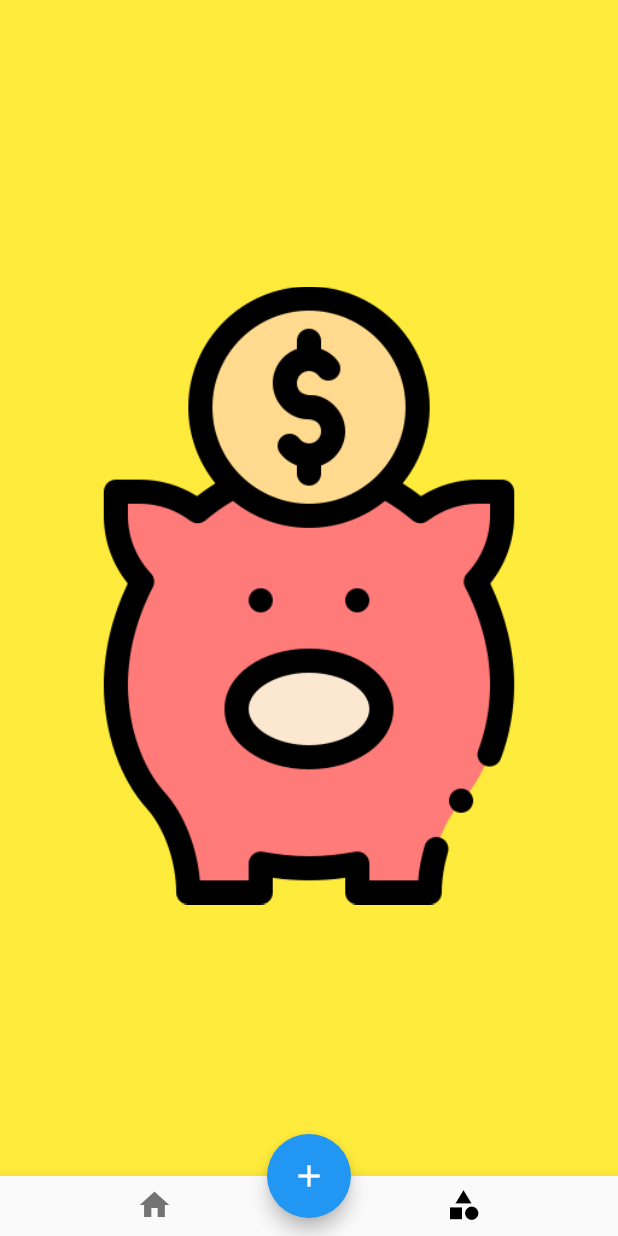
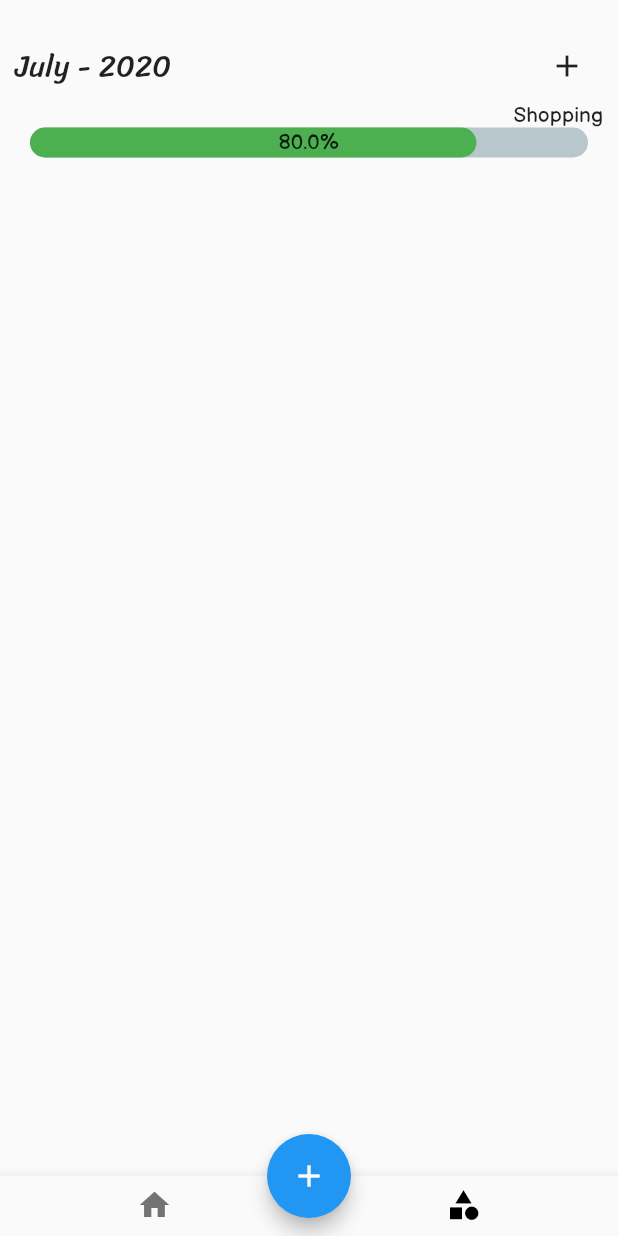
Before and after one commit to joenguyen0109/Flutter-Project, a Flutter app: the screen it shows after launch, item 2 of the bottom bar chosen, on a phone screen of 412 x 824 dp. Run offline on Flutter 3.47's test engine with Material 2 defaults, Android fonts, the phone set to English and light mode, and no system bars; drawn by our look-alikes of percent_indicator; our stand-ins replace flutter_colorpicker, get_it, sqflite, stacked; missing offline and left inert: flutter_iconpicker, pattern_formatter; accounts and stored records are empty.

Commit message:
Half way finish functionality for add new category
work on add icon part

```diff
--- a/BudgetApp/lib/Model/CategoryModel.dart
+++ b/BudgetApp/lib/Model/CategoryModel.dart
@@ -10,5 +10,4 @@ class CategoryGetter {
     const Category('Education'),
     const Category('Others'),
   ];
-
 }
--- a/BudgetApp/lib/Views/TrackView.dart
+++ b/BudgetApp/lib/Views/TrackView.dart
@@ -1,6 +1,6 @@
-import 'package:BudgetApp/ViewModels/TrackViewModel.dart';
+import 'package:BudgetApp/Views/AddNewCategory.dart';
 import 'package:flutter/material.dart';
-import 'package:stacked/stacked.dart';
+import 'package:percent_indicator/percent_indicator.dart';
 
 class TrackView extends StatefulWidget {
   @override
@@ -10,26 +10,69 @@ class TrackView extends StatefulWidget {
 class _TrackViewState extends State<TrackView> {
   @override
   Widget build(BuildContext context) {
-    return ViewModelBuilder<TrackViewModel>.reactive(
-      builder: (context, model, child) => Scaffold(
-        body: Container(
-          color: Colors.yellow,
-          height: MediaQuery.of(context).size.height,
-          width: MediaQuery.of(context).size.width,
-          child: Container(
-            padding: EdgeInsets.only(top: 10),
-            child: Image(
-              image: new AssetImage('asset/image/money.png'),
-              height: 100,
-              width: 100,
-              color: null,
-              fit: BoxFit.scaleDown,
-              alignment: Alignment.center,
+    return Padding(
+      padding: EdgeInsets.symmetric(
+        vertical: 20,
+        horizontal: 10,
+      ),
+      child: Container(
+        height: MediaQuery.of(context).size.height,
+        width: MediaQuery.of(context).size.width,
+        child: Column(
+          children: [
+            Container(
+              child: Row(
+                mainAxisAlignment: MainAxisAlignment.spaceBetween,
+                children: <Widget>[
+                  Text(
+                    'July - 2020',
+                    style: TextStyle(
+                      fontFamily: 'Sriracha',
+                      fontSize: 20,
+                    ),
+                  ),
+                  IconButton(
+                    icon: Icon(Icons.add),
+                    onPressed: () {
+                      return showDialog(
+                        context: context,
+                        builder: (BuildContext ctx) => NewCategory(),
+                      );
+                    },
+                  )
+                ],
+              ),
             ),
-          ),
+            Container(
+              child: SingleChildScrollView(
+                child: Column(
+                  children: <Widget>[
+                    Container(
+                      child: Column(
+                        crossAxisAlignment: CrossAxisAlignment.end,
+                        children: [
+                          Text('Shopping'),
+                          LinearPercentIndicator(
+                            alignment: MainAxisAlignment.end,
+                            width: MediaQuery.of(context).size.width - 20,
+                            animation: true,
+                            lineHeight: 20.0,
+                            animationDuration: 2500,
+                            percent: 0.8,
+                            center: Text("80.0%"),
+                            linearStrokeCap: LinearStrokeCap.round,
+                            progressColor: Colors.green,
+                          ),
+                        ],
+                      ),
+                    ),
+                  ],
+                ),
+              ),
+            ),
+          ],
         ),
       ),
-      viewModelBuilder: () => TrackViewModel(),
     );
   }
 }
--- a/BudgetApp/lib/main.dart
+++ b/BudgetApp/lib/main.dart
@@ -6,6 +6,7 @@ import './service/locator.dart';
 import './Views/AddNewTransaction.dart';
 import 'package:provider/provider.dart';
 import './ViewModels/HomeViewModel.dart';
+
 void main() {
   setupLocator();
   runApp(MyApp());
@@ -54,8 +55,7 @@ class _MainPageState extends State<MainPage> {
   Widget build(BuildContext context) {
     return Scaffold(
       body: _page[_selectedPage],
-      floatingActionButtonLocation:
-          FloatingActionButtonLocation.miniCenterDocked,
+      floatingActionButtonLocation: FloatingActionButtonLocation.centerDocked,
       floatingActionButton: FloatingActionButton(
         onPressed: () {
           showDialog(
--- a/BudgetApp/pubspec.yaml
+++ b/BudgetApp/pubspec.yaml
@@ -35,6 +35,9 @@ dependencies:
   path:
   path_provider:
   pattern_formatter:
+  percent_indicator: ^2.1.5
+  flutter_iconpicker: ^2.0.6
+  flutter_colorpicker: ^0.3.4
 
 dev_dependencies:
   flutter_test:
```
Also changed, not shown: BudgetApp/lib/Views/AddNewCategory.dart (added, +115 -0 lines), BudgetApp/lib/Views/HomeView.dart (+8 -8 lines), BudgetApp/pubspec.lock, 7 other files.
